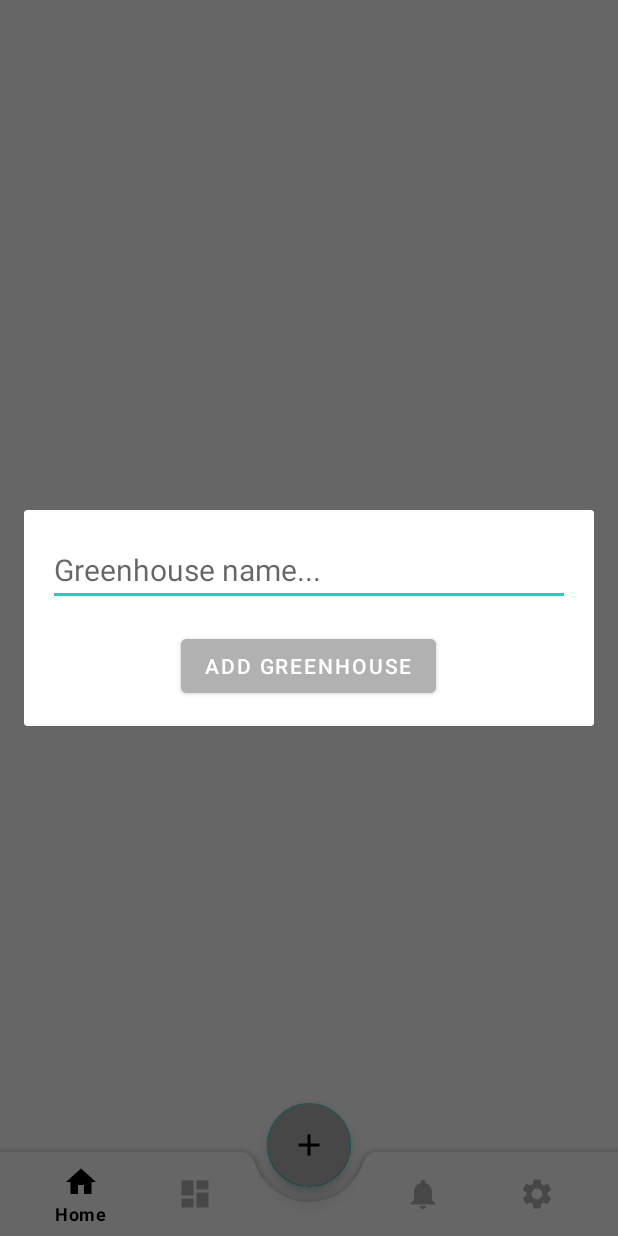
After one commit to vladBobeica/ANDGreenhouse-SEP4, an Android app: the fragment AddGreenhouseModal placed in its activity, on a phone screen of 412 x 824 dp. The commit adds this screen. Run offline under Robolectric (Android 15) with nearby library versions, the phone set to English and light mode, and no system bars; our stand-ins replace navigation-ui.

Commit message:
Modal for adding new greenhouse when clicking on fab

```diff
--- a/app/src/main/java/com/example/greenhouse/MainActivity.java
+++ b/app/src/main/java/com/example/greenhouse/MainActivity.java
@@ -9,7 +9,9 @@ import androidx.navigation.ui.NavigationUI;
 import android.os.Bundle;
 
 import com.example.greenhouse.databinding.ActivityMainBinding;
+import com.example.greenhouse.ui.AddGreenhouseModal;
 import com.google.android.material.bottomnavigation.BottomNavigationView;
+import com.google.android.material.floatingactionbutton.FloatingActionButton;
 
 public class MainActivity extends AppCompatActivity {
     private ActivityMainBinding binding;
@@ -27,5 +29,15 @@ public class MainActivity extends AppCompatActivity {
                 .build();
         NavController navController = Navigation.findNavController(this, R.id.nav_host_fragment_activity_main);
         NavigationUI.setupWithNavController(navView, navController);
+
+        FloatingActionButton fab = findViewById(R.id.fab);
+        fab.setOnClickListener(v -> {
+            showAddGreenhouseDialog();
+        });
+    }
+
+    private void showAddGreenhouseDialog() {
+        AddGreenhouseModal dialogFragment = new AddGreenhouseModal();
+        dialogFragment.show(getSupportFragmentManager(), "AddGreenhouseModal");
     }
 }
--- /dev/null
+++ b/app/src/main/java/com/example/greenhouse/ui/AddGreenhouseModal.java
@@ -0,0 +1,53 @@
+package com.example.greenhouse.ui;
+
+import android.app.Dialog;
+import android.os.Bundle;
+import android.view.LayoutInflater;
+import android.view.View;
+import android.view.ViewGroup;
+import android.widget.Button;
+import android.widget.EditText;
+import android.widget.Toast;
+
+import androidx.annotation.NonNull;
+import androidx.annotation.Nullable;
+import androidx.fragment.app.DialogFragment;
+
+import com.example.greenhouse.R;
+
+public class AddGreenhouseModal extends DialogFragment {
+
+    private EditText greenHouseName;
+
+    @Override
+    public View onCreateView(LayoutInflater inflater, ViewGroup container,
+                             Bundle savedInstanceState) {
+        View rootView = inflater.inflate(R.layout.modal_add_greenhouse, container, false);
+
+        greenHouseName = rootView.findViewById(R.id.greenhouseNameEditText);
+        Button addGreenHouseButton = rootView.findViewById(R.id.addGreenHouseButton);
+        addGreenHouseButton.setOnClickListener(v -> {
+            String name = greenHouseName.getText().toString().trim();
+            if (!name.isEmpty()) {
+                // Logic here
+                dismiss();
+            } else {
+                Toast.makeText(getContext(), "Please enter the greenhouse name", Toast.LENGTH_SHORT).show();
+            }
+        });
+
+        return rootView;
+    }
+    @NonNull
+    @Override
+    public Dialog onCreateDialog(@Nullable Bundle savedInstanceState) {
+        Dialog dialog = super.onCreateDialog(savedInstanceState);
+        dialog.setContentView(R.layout.modal_add_greenhouse);
+        if (dialog.getWindow() != null) {
+            dialog.getWindow().setLayout(ViewGroup.LayoutParams.MATCH_PARENT,
+                    ViewGroup.LayoutParams.WRAP_CONTENT);
+        }
+
+        return dialog;
+    }
+}
--- /dev/null
+++ b/app/src/main/res/layout/modal_add_greenhouse.xml
@@ -0,0 +1,29 @@
+<LinearLayout
+    xmlns:android="http://schemas.android.com/apk/res/android"
+    android:layout_width="match_parent"
+    android:layout_height="wrap_content"
+    android:layout_gravity="center"
+    android:orientation="vertical"
+    android:padding="16dp">
+
+    <EditText
+        android:id="@+id/greenhouseNameEditText"
+        android:layout_width="match_parent"
+        android:layout_height="wrap_content"
+        android:hint="Greenhouse name..."
+        android:imeOptions="actionDone"
+        android:inputType="text"
+        android:maxLines="1"
+        android:textColor="#000000"
+        android:textSize="20sp"
+        />
+
+    <Button
+        android:id="@+id/addGreenHouseButton"
+        android:layout_width="wrap_content"
+        android:layout_height="wrap_content"
+        android:layout_gravity="center_horizontal"
+        android:layout_marginTop="16dp"
+        android:text="Add Greenhouse"
+        android:backgroundTint="#B1B1B1"/>
+</LinearLayout>
```
